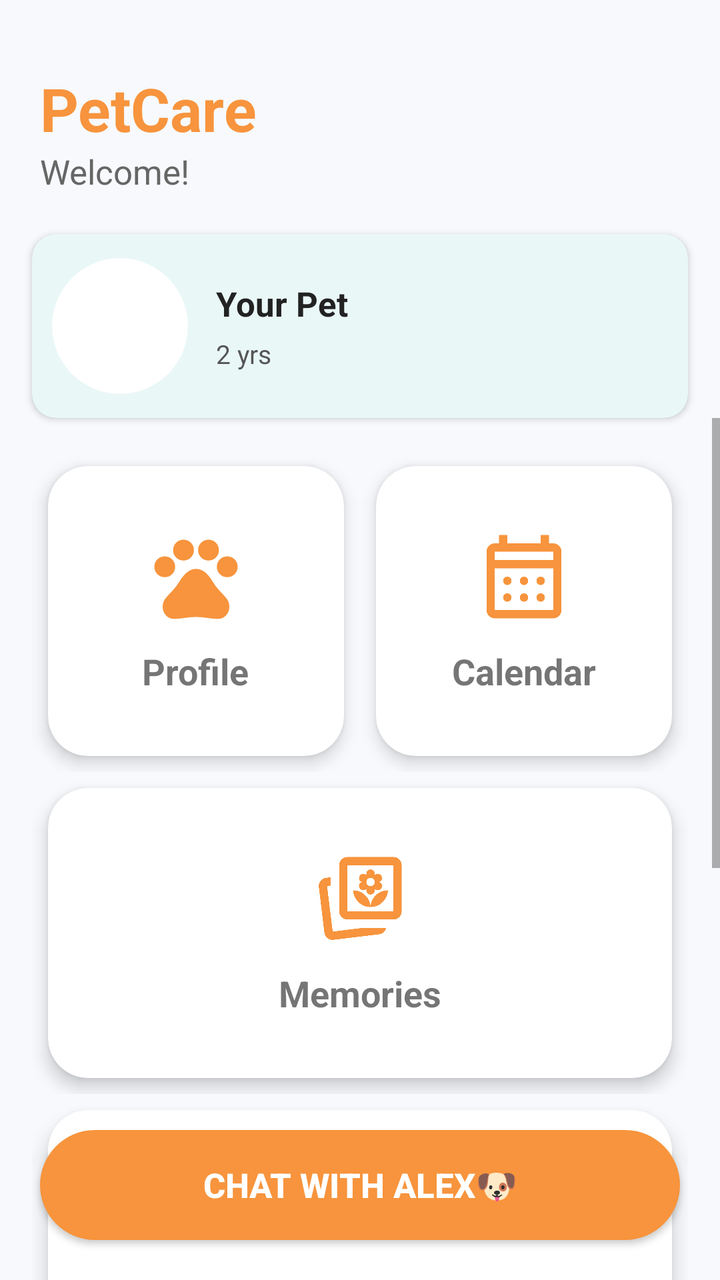
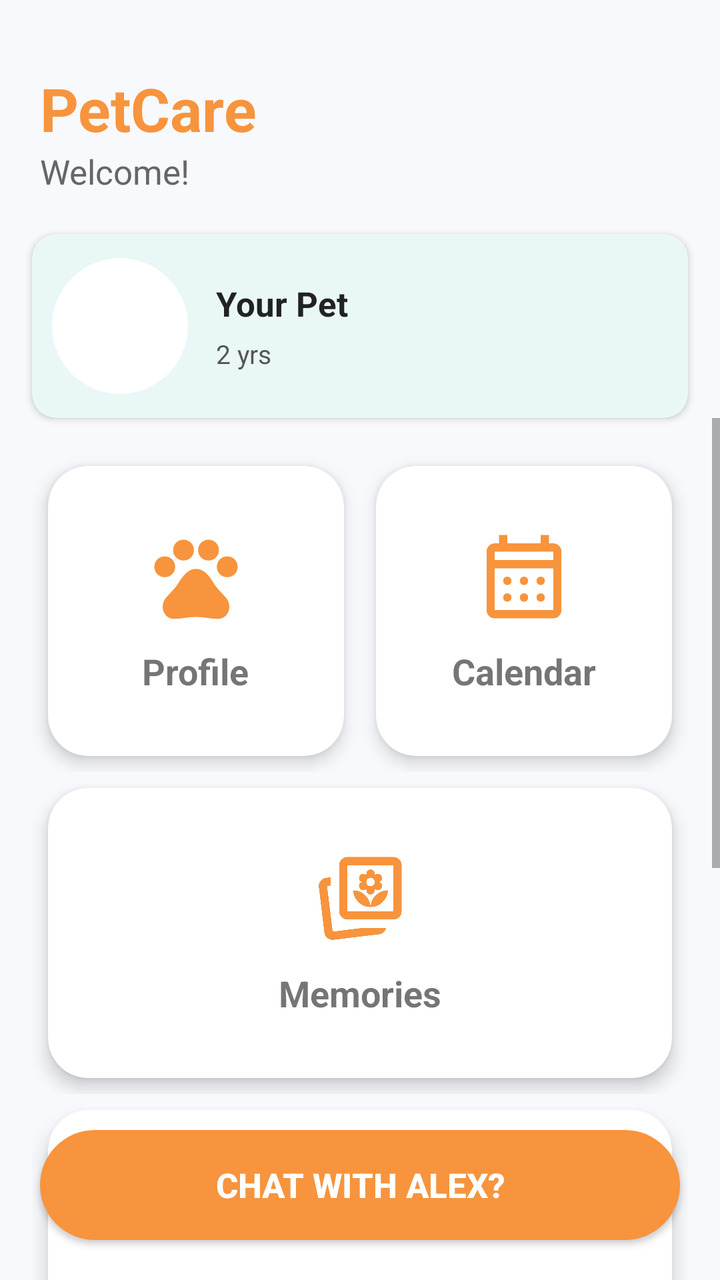

Screens rendered from an Android XML layout before and after an edit, with the pre-edit source and the edit as a unified diff.
<!-- AndroidManifest.xml: application theme Theme.PETCARE -->
<!-- res/layout/home.xml -->
<?xml version="1.0" encoding="utf-8"?>


<androidx.constraintlayout.widget.ConstraintLayout
    xmlns:android="http://schemas.android.com/apk/res/android"
    xmlns:app="http://schemas.android.com/apk/res-auto"
    android:layout_width="match_parent"
    android:layout_height="match_parent"
    android:background="#F7F9FC">

    

    <LinearLayout
        android:id="@+id/header"
        android:layout_width="0dp"
        android:layout_height="wrap_content"
        android:layout_marginTop="22dp"
        android:paddingHorizontal="20dp"
        android:paddingVertical="12dp"
        android:gravity="center_vertical"
        android:orientation="horizontal"
        app:layout_constraintTop_toTopOf="parent"
        app:layout_constraintStart_toStartOf="parent"
        app:layout_constraintEnd_toEndOf="parent">

        <LinearLayout
            android:layout_width="0dp"
            android:layout_height="wrap_content"
            android:layout_weight="1"
            android:orientation="vertical">

            <TextView
                android:layout_width="wrap_content"
                android:layout_height="wrap_content"
                android:text="PetCare"
                android:textColor="#F7943D"
                android:textSize="30sp"
                android:textStyle="bold" />

            <TextView
                android:id="@+id/txtWelcome"
                android:layout_width="wrap_content"
                android:layout_height="wrap_content"
                android:text="Welcome!"
                android:textColor="#666666"
                android:textSize="17sp" />

        </LinearLayout>

    </LinearLayout>


    

    <androidx.cardview.widget.CardView
        android:id="@+id/cardPetSummary"
        android:layout_width="0dp"
        android:layout_height="92dp"
        android:layout_marginStart="16dp"
        android:layout_marginEnd="16dp"
        android:layout_marginTop="8dp"
        app:cardBackgroundColor="#EAF7F7"
        app:cardCornerRadius="12dp"
        app:cardElevation="2dp"
        app:layout_constraintTop_toBottomOf="@id/header"
        app:layout_constraintStart_toStartOf="parent"
        app:layout_constraintEnd_toEndOf="parent">

        <LinearLayout
            android:layout_width="match_parent"
            android:layout_height="match_parent"
            android:gravity="center_vertical"
            android:orientation="horizontal"
            android:padding="10dp">


            

            <ImageView
                android:id="@+id/imgPetHome"
                android:layout_width="68dp"
                android:layout_height="68dp"
                android:background="@drawable/circle_photo_border"
                android:clipToOutline="true"
                android:contentDescription="Pet Photo"
                android:outlineProvider="background"
                android:scaleType="centerCrop" />


            

            <LinearLayout
                android:layout_width="0dp"
                android:layout_height="wrap_content"
                android:layout_weight="1"
                android:layout_marginStart="14dp"
                android:orientation="vertical">

                <TextView
                    android:id="@+id/txtPetNameHome"
                    android:layout_width="wrap_content"
                    android:layout_height="wrap_content"
                    android:text="Your Pet"
                    android:textColor="#222222"
                    android:textSize="17sp"
                    android:textStyle="bold" />

                <LinearLayout
                    android:layout_width="wrap_content"
                    android:layout_height="wrap_content"
                    android:layout_marginTop="5dp"
                    android:gravity="center_vertical"
                    android:orientation="horizontal">

                    <TextView
                        android:id="@+id/txtPetAgeHome"
                        android:layout_width="wrap_content"
                        android:layout_height="wrap_content"
                        android:text="2 yrs"
                        android:textColor="#555555"
                        android:textSize="13sp" />

                </LinearLayout>

            </LinearLayout>

        </LinearLayout>

    </androidx.cardview.widget.CardView>


    

    <ScrollView
        android:layout_width="0dp"
        android:layout_height="0dp"
        android:fillViewport="true"
        android:clipToPadding="false"
        android:paddingBottom="85dp"
        app:layout_constraintTop_toBottomOf="@id/cardPetSummary"
        app:layout_constraintBottom_toBottomOf="parent"
        app:layout_constraintStart_toStartOf="parent"
        app:layout_constraintEnd_toEndOf="parent">

        <LinearLayout
            android:layout_width="match_parent"
            android:layout_height="wrap_content"
            android:orientation="vertical"
            android:padding="16dp">


            

            <LinearLayout
                android:layout_width="match_parent"
                android:layout_height="wrap_content"
                android:orientation="horizontal">

                

                <androidx.cardview.widget.CardView
                    android:id="@+id/cardProfile"
                    android:layout_width="0dp"
                    android:layout_height="145dp"
                    android:layout_weight="1"
                    android:layout_margin="8dp"
                    app:cardCornerRadius="20dp"
                    app:cardElevation="5dp">

                    <LinearLayout
                        android:layout_width="match_parent"
                        android:layout_height="match_parent"
                        android:gravity="center"
                        android:orientation="vertical">

                        <ImageView
                            android:layout_width="50dp"
                            android:layout_height="50dp"
                            android:src="@drawable/ic_profile"
                            app:tint="@color/orange" />

                        <TextView
                            android:layout_width="wrap_content"
                            android:layout_height="wrap_content"
                            android:layout_marginTop="10dp"
                            android:text="Profile"
                            android:textSize="18sp"
                            android:textStyle="bold" />

                    </LinearLayout>

                </androidx.cardview.widget.CardView>


                

                <androidx.cardview.widget.CardView
                    android:id="@+id/cardCalendar"
                    android:layout_width="0dp"
                    android:layout_height="145dp"
                    android:layout_weight="1"
                    android:layout_margin="8dp"
                    app:cardCornerRadius="20dp"
                    app:cardElevation="5dp">

                    <LinearLayout
                        android:layout_width="match_parent"
                        android:layout_height="match_parent"
                        android:gravity="center"
                        android:orientation="vertical">

                        <ImageView
                            android:layout_width="50dp"
                            android:layout_height="50dp"
                            android:src="@drawable/ic_calendar"
                            app:tint="@color/orange" />

                        <TextView
                            android:layout_width="wrap_content"
                            android:layout_height="wrap_content"
                            android:layout_marginTop="10dp"
                            android:text="Calendar"
                            android:textSize="18sp"
                            android:textStyle="bold" />

                    </LinearLayout>

                </androidx.cardview.widget.CardView>

            </LinearLayout>


            

            <LinearLayout
                android:layout_width="match_parent"
                android:layout_height="wrap_content"
                android:orientation="horizontal">

                

                <androidx.cardview.widget.CardView
                    android:id="@+id/cardReminder"
                    android:layout_width="0dp"
                    android:layout_height="145dp"
                    android:layout_weight="1"
                    android:layout_margin="8dp"
                    app:cardCornerRadius="20dp"
                    app:cardElevation="5dp">

                    <LinearLayout
                        android:layout_width="match_parent"
                        android:layout_height="match_parent"
                        android:gravity="center"
                        android:orientation="vertical">

                        <ImageView
                            android:layout_width="50dp"
                            android:layout_height="50dp"
                            android:src="@drawable/ic_memories"
                            app:tint="@color/orange" />

                        <TextView
                            android:layout_width="wrap_content"
                            android:layout_height="wrap_content"
                            android:layout_marginTop="10dp"
                            android:text="Memories"
                            android:textSize="18sp"
                            android:textStyle="bold" />

                    </LinearLayout>

                </androidx.cardview.widget.CardView>

            </LinearLayout>


            

            <androidx.cardview.widget.CardView
                android:layout_width="match_parent"
                android:layout_height="wrap_content"
                android:layout_margin="8dp"
                app:cardCornerRadius="20dp"
                app:cardElevation="6dp">

                <LinearLayout
                    android:layout_width="match_parent"
                    android:layout_height="wrap_content"
                    android:orientation="vertical"
                    android:padding="18dp">

                    

                    <TextView
                        android:layout_width="wrap_content"
                        android:layout_height="wrap_content"
                        android:text="Upcoming Reminders"
                        android:textColor="#F7943D"
                        android:textSize="20sp"
                        android:textStyle="bold"
                        android:shadowColor="#33000000"
                        android:shadowDx="0"
                        android:shadowDy="2"
                        android:shadowRadius="3" />

                    

                    <ListView
                        android:id="@+id/homeReminderList"
                        android:layout_width="match_parent"
                        android:layout_height="220dp"
                        android:layout_marginTop="10dp"
                        android:divider="@android:color/transparent"
                        android:dividerHeight="8dp"
                        android:background="@android:color/transparent"
                        android:overScrollMode="never" />

                </LinearLayout>

            </androidx.cardview.widget.CardView>

        </LinearLayout>

    </ScrollView>


    

    <Button
        android:id="@+id/btnbot"
        android:layout_width="0dp"
        android:layout_height="55dp"
        android:layout_margin="20dp"
        android:backgroundTint="#F7943D"
        android:elevation="8dp"
        android:text="CHAT WITH ALEX🐶"
        android:background="@drawable/button_orange"

        android:textAllCaps="false"
        android:textColor="#FFFFFF"
        android:textSize="17sp"
        android:textStyle="bold"
        app:layout_constraintBottom_toBottomOf="parent"
        app:layout_constraintStart_toStartOf="parent"
        app:layout_constraintEnd_toEndOf="parent" />

</androidx.constraintlayout.widget.ConstraintLayout>
<!-- resources referenced by this layout -->
<resources>
  <color name="orange">#F7943D</color>
  <!-- drawable button_orange (drawable) -->
  <?xml version="1.0" encoding="utf-8"?>
  <selector xmlns:android="http://schemas.android.com/apk/res/android">
  
      
      <item android:state_pressed="true">
          <shape android:shape="rectangle">
              <solid android:color="#E67E22"/>
              <corners android:radius="30dp"/>
          </shape>
      </item>
  
      
      <item>
          <shape android:shape="rectangle">
              <gradient
                  android:angle="90"
                  android:startColor="#FFA84A"
                  android:endColor="#F57C00"/>
  
              <corners android:radius="30dp"/>
  
              <padding
                  android:left="16dp"
                  android:right="16dp"
                  android:top="12dp"
                  android:bottom="12dp"/>
          </shape>
      </item>
  
  </selector>
  <!-- drawable circle_photo_border (drawable) -->
  <?xml version="1.0" encoding="utf-8"?>
  <shape xmlns:android="http://schemas.android.com/apk/res/android"
      android:shape="oval">
  
      <solid android:color="#FFFFFF" />
  
      <stroke
          android:width="3dp"
          android:color="#FFFFFF" />
  
  </shape>
  <!-- drawable ic_memories (drawable) -->
  <vector xmlns:android="http://schemas.android.com/apk/res/android"
      android:width="24dp"
      android:height="24dp"
      android:viewportWidth="960"
      android:viewportHeight="960">
    <path
        android:pathData="M508,760h224q-7,26 -24,42t-44,20L228,875q-33,5 -59.5,-15.5T138,806L85,369q-4,-33 16,-59t53,-30l46,-6v80l-36,5 54,437 290,-36ZM360,680q-33,0 -56.5,-23.5T280,600v-440q0,-33 23.5,-56.5T360,80h440q33,0 56.5,23.5T880,160v440q0,33 -23.5,56.5T800,680L360,680ZM360,600h440v-440L360,160v440ZM580,380ZM218,796ZM581,560q68,0 115.5,-47T749,400q-68,0 -116.5,47T581,560ZM581,560q-3,-66 -51.5,-113T413,400q5,66 52.5,113T581,560ZM581,440q17,0 28.5,-11.5T621,400v-10l10,4q15,6 30.5,3t23.5,-17q9,-15 6,-32t-20,-24l-10,-4 10,-4q17,-7 19.5,-24.5T685,260q-9,-15 -24,-17.5t-30,3.5l-10,4v-10q0,-17 -11.5,-28.5T581,200q-17,0 -28.5,11.5T541,240v10l-10,-4q-15,-6 -30,-3.5T477,260q-8,14 -5.5,31.5T491,316l10,4 -10,4q-17,7 -20,24t6,32q8,14 23.5,17t30.5,-3l10,-4v10q0,17 11.5,28.5T581,440ZM581,360q-17,0 -28.5,-11.5T541,320q0,-17 11.5,-28.5T581,280q17,0 28.5,11.5T621,320q0,17 -11.5,28.5T581,360Z"
        android:fillColor="#e3e3e3"/>
  </vector>
  <!-- drawable ic_profile (drawable) -->
  <vector xmlns:android="http://schemas.android.com/apk/res/android"
      android:width="24dp"
      android:height="24dp"
      android:viewportWidth="960"
      android:viewportHeight="960">
    <path
        android:pathData="M180,485q-42,0 -71,-29t-29,-71q0,-42 29,-71t71,-29q42,0 71,29t29,71q0,42 -29,71t-71,29ZM289,296q-29,-29 -29,-71t29,-71q29,-29 71,-29t71,29q29,29 29,71t-29,71q-29,29 -71,29t-71,-29ZM529,296q-29,-29 -29,-71t29,-71q29,-29 71,-29t71,29q29,29 29,71t-29,71q-29,29 -71,29t-71,-29ZM780,485q-42,0 -71,-29t-29,-71q0,-42 29,-71t71,-29q42,0 71,29t29,71q0,42 -29,71t-71,29ZM266,885q-45,0 -75.5,-34.5T160,769q0,-52 35.5,-91t70.5,-77q29,-31 50,-67.5t50,-68.5q22,-26 51,-43t63,-17q34,0 63,16t51,42q28,32 49.5,69t50.5,69q35,38 70.5,77t35.5,91q0,47 -30.5,81.5T694,885q-54,0 -107,-9t-107,-9q-54,0 -107,9t-107,9Z"
        android:fillColor="#e3e3e3"/>
  </vector>
  <style name="Theme.PETCARE" parent="Theme.AppCompat.Light.NoActionBar">
          
      </style>
  <!-- unchanged entries left out for length: 1 -->
</resources>

<!-- the commit's change to res/layout/home.xml (unified diff, before → after) -->
@@ -50,6 +50,7 @@
     </LinearLayout>
 
 
+    
     
 
     <androidx.cardview.widget.CardView
@@ -73,7 +74,6 @@
             android:orientation="horizontal"
             android:padding="10dp">
 
-
             
 
             <ImageView
@@ -156,6 +156,7 @@
                 android:layout_height="wrap_content"
                 android:orientation="horizontal">
 
+
                 
 
                 <androidx.cardview.widget.CardView
@@ -237,6 +238,7 @@
                 android:layout_height="wrap_content"
                 android:orientation="horizontal">
 
+
                 
 
                 <androidx.cardview.widget.CardView
@@ -276,8 +278,10 @@
 
 
             
+            
 
             <androidx.cardview.widget.CardView
+                android:id="@+id/cardUpcomingReminders"
                 android:layout_width="match_parent"
                 android:layout_height="wrap_content"
                 android:layout_margin="8dp"
@@ -304,6 +308,7 @@
                         android:shadowDy="2"
                         android:shadowRadius="3" />
 
+
                     
 
                     <ListView
@@ -326,6 +331,7 @@
 
 
     
+    
 
     <Button
         android:id="@+id/btnbot"
@@ -334,9 +340,8 @@
         android:layout_margin="20dp"
         android:backgroundTint="#F7943D"
         android:elevation="8dp"
-        android:text="CHAT WITH ALEX🐶"
+        android:text="CHAT WITH ALEX?"
         android:background="@drawable/button_orange"
-
         android:textAllCaps="false"
         android:textColor="#FFFFFF"
         android:textSize="17sp"
